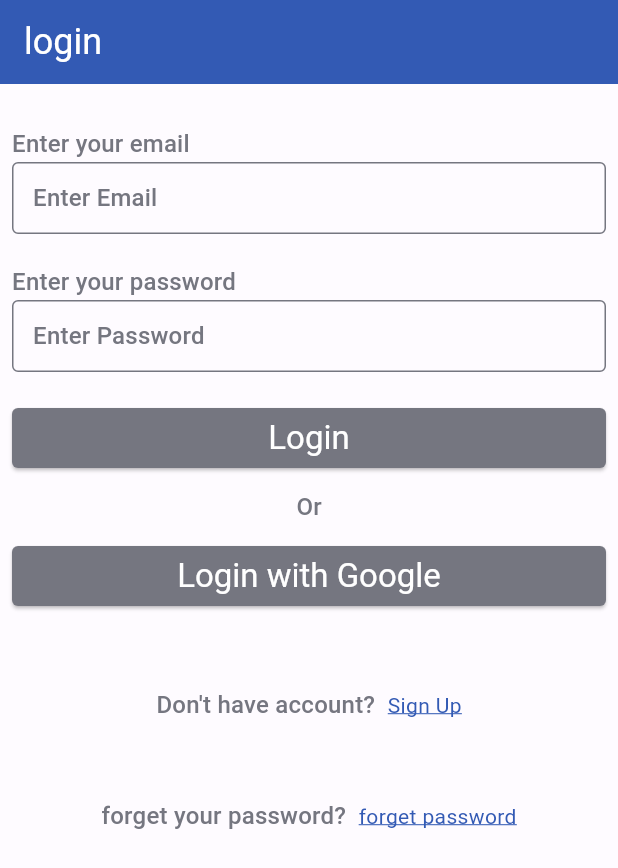
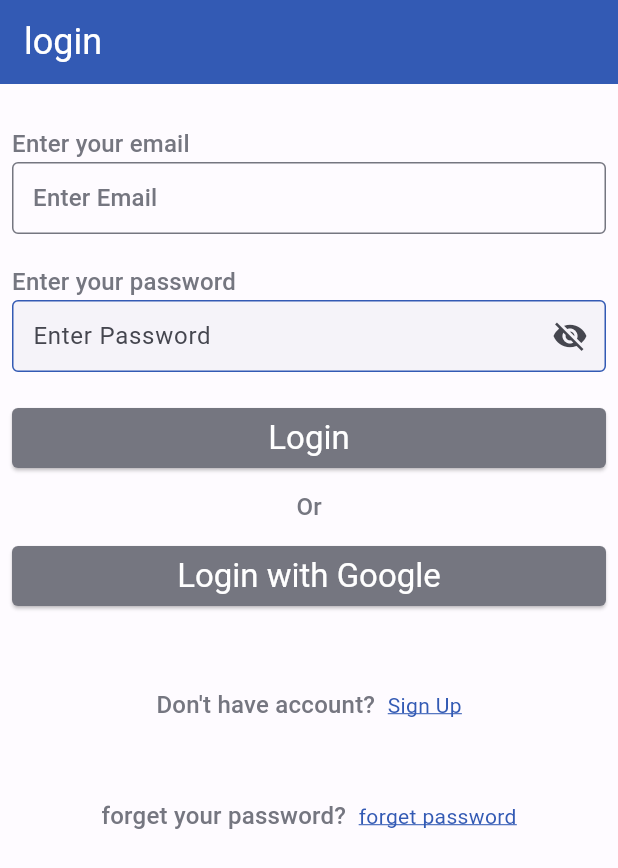
Before and after one commit to Katwal07/note_application, a Flutter app: the screen it shows after launch, after a tap on "Get Started", on a phone screen of 412 x 824 dp. Shown: the top 868 px of the screen. Run offline on Flutter 3.47's test engine with Material 3 defaults, Android fonts, the phone set to English and light mode, and no system bars; our stand-ins replace bloc, device_preview, equatable, flutter_bloc, go_router; accounts and stored records are empty; network calls fail.

Commit message:
password vsibility on and off done with bloc state management

```diff
--- /dev/null
+++ b/lib/common/bloc/password_visibility/password_toogle_bloc.dart
@@ -0,0 +1,12 @@
+import 'package:flutter_bloc/flutter_bloc.dart';
+import 'package:note_application/common/bloc/password_visibility/password_toogle_event.dart';
+import 'package:note_application/common/bloc/password_visibility/password_toogle_state.dart';
+
+class ToogleBloc extends Bloc<ToogleEvent, ToogleState> {
+  ToogleBloc() : super(const ToogleState(isPasswordVisible: false)) {
+    on<TogglePasswordVisibility>((event, emit) {
+      emit(ToogleState(isPasswordVisible: !state.isPasswordVisible));
+    });
+  }
+
+}
--- /dev/null
+++ b/lib/common/bloc/password_visibility/password_toogle_event.dart
@@ -0,0 +1,10 @@
+import 'package:equatable/equatable.dart';
+
+abstract class ToogleEvent extends Equatable {
+  const ToogleEvent();
+
+  @override
+  List<Object> get props => [];
+}
+
+class TogglePasswordVisibility extends ToogleEvent {}
--- /dev/null
+++ b/lib/common/bloc/password_visibility/password_toogle_state.dart
@@ -0,0 +1,9 @@
+import 'package:equatable/equatable.dart';
+
+class ToogleState extends Equatable {
+  final bool isPasswordVisible;
+  const ToogleState({required this.isPasswordVisible});
+
+  @override
+  List<Object> get props => [isPasswordVisible];
+}
--- a/lib/main.dart
+++ b/lib/main.dart
@@ -2,6 +2,7 @@ import 'package:device_preview/device_preview.dart';
 import 'package:flutter/material.dart';
 import 'package:flutter_bloc/flutter_bloc.dart';
 import 'package:note_application/common/bloc/auth/auth_bloc.dart';
+import 'package:note_application/common/bloc/password_visibility/password_toogle_bloc.dart';
 import 'package:note_application/core/config/routes/app_routes.dart';
 import 'package:note_application/core/config/theme/colors.dart';
 
@@ -24,6 +25,7 @@ class MyApp extends StatelessWidget {
         BlocProvider<AuthenticateduserBloc>(
           create: (context) => AuthenticateduserBloc(),
         ),
+        BlocProvider(create: (context) => ToogleBloc()),
       ],
       child: MaterialApp.router(
         debugShowCheckedModeBanner: false,
--- a/lib/module/auth/login/presentation/login_screen.dart
+++ b/lib/module/auth/login/presentation/login_screen.dart
@@ -4,6 +4,9 @@ import 'package:go_router/go_router.dart';
 import 'package:note_application/common/bloc/auth/auth-event.dart';
 import 'package:note_application/common/bloc/auth/auth_bloc.dart';
 import 'package:note_application/common/bloc/auth/auth_state.dart';
+import 'package:note_application/common/bloc/password_visibility/password_toogle_bloc.dart';
+import 'package:note_application/common/bloc/password_visibility/password_toogle_event.dart';
+import 'package:note_application/common/bloc/password_visibility/password_toogle_state.dart';
 import 'package:note_application/common/widgets/app_bar.dart';
 
 import 'package:note_application/common/widgets/buttons.dart';
@@ -48,12 +51,37 @@ class LoginScreen extends StatelessWidget {
               const SizedBox(height: 20),
               Text('Enter your password',
                   style: TextFormFields.textStylesforForms(context)),
-              TextField(
-                controller: _passwordController,
-                decoration: TextFormFields.inputDecorationforPassword(
-                    context, 'Enter Password'),
-                obscureText: true,
-              ),
+              // TextField(
+              //   controller: _passwordController,
+              //   decoration: TextFormFields.inputDecorationforPassword(
+              //       context, 'Enter Password'),
+              //   obscureText: true,
+              // ),
+              BlocBuilder<ToogleBloc, ToogleState>(
+                        builder: (context, state) {
+                          return TextField(
+                            controller: _passwordController,
+                            obscureText: !state.isPasswordVisible,
+                            decoration:
+                                TextFormFields.inputDecorationWithSuffix(
+                              context,
+                              'Enter Password',
+                              IconButton(
+                                icon: Icon(
+                                  state.isPasswordVisible
+                                      ? Icons.visibility
+                                      : Icons.visibility_off,
+                                ),
+                                onPressed: () {
+                                  context
+                                      .read<ToogleBloc>()
+                                      .add(TogglePasswordVisibility());
+                                },
+                              ),
+                            ),
+                          );
+                        },
+                      ),
               const SizedBox(height: 20),
               SizedBox(
                 width: double.infinity,
```
